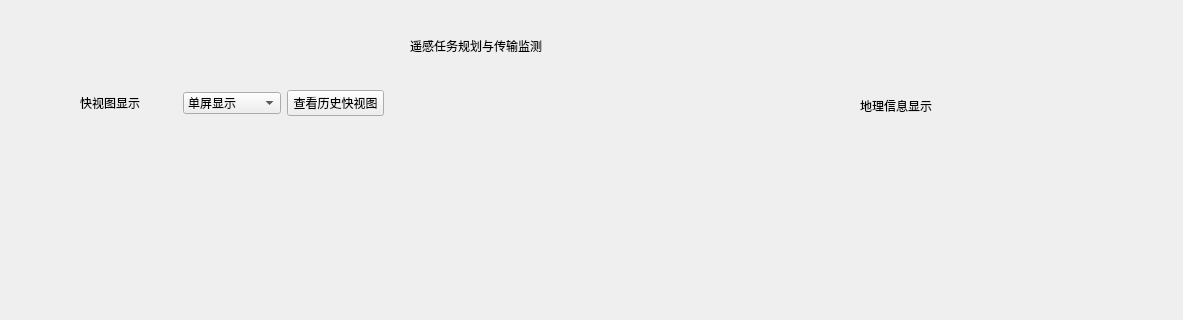
This is main_window.ui in imbi7py/commander as Qt 5 draws it before an edit; both pictures show x 150 to 1333 and y 0 to 320 of the 1420 by 782 pixel window. The edited form follows.
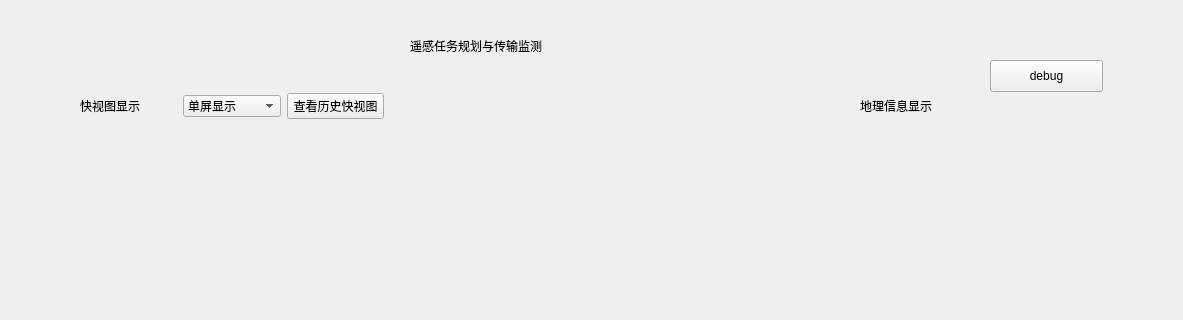
This is the edited form.

```diff
--- a/main_window.ui
+++ b/main_window.ui
@@ -274,24 +274,13 @@
     </property>
     <layout class="QGridLayout" name="quickview_layout"/>
    </widget>
-   <widget class="QWidget" name="gridLayoutWidget_2">
-    <property name="geometry">
-     <rect>
-      <x>710</x>
-      <y>130</y>
-      <width>691</width>
-      <height>471</height>
-     </rect>
-    </property>
-    <layout class="QGridLayout" name="quickview_layout_2"/>
-   </widget>
-   <widget class="QWidget" name="">
+   <widget class="QWidget" name="layoutWidget">
     <property name="geometry">
      <rect>
       <x>230</x>
       <y>90</y>
       <width>304</width>
-      <height>26</height>
+      <height>32</height>
      </rect>
     </property>
     <layout class="QHBoxLayout" name="horizontalLayout">
@@ -339,6 +328,30 @@
      </item>
     </layout>
    </widget>
+   <widget class="QPushButton" name="debugButton">
+    <property name="geometry">
+     <rect>
+      <x>1140</x>
+      <y>60</y>
+      <width>113</width>
+      <height>32</height>
+     </rect>
+    </property>
+    <property name="text">
+     <string>debug</string>
+    </property>
+   </widget>
+   <widget class="QWidget" name="gridLayoutWidget_2">
+    <property name="geometry">
+     <rect>
+      <x>720</x>
+      <y>130</y>
+      <width>681</width>
+      <height>471</height>
+     </rect>
+    </property>
+    <layout class="QGridLayout" name="gis_layout"/>
+   </widget>
    <zorder>tableWidget_Platformcoordinates_2</zorder>
    <zorder>label_MainWindowTitle</zorder>
    <zorder>label_Quickview</zorder>
```
Left out of the diff: 7 changed lines with no effect on the pictures.
